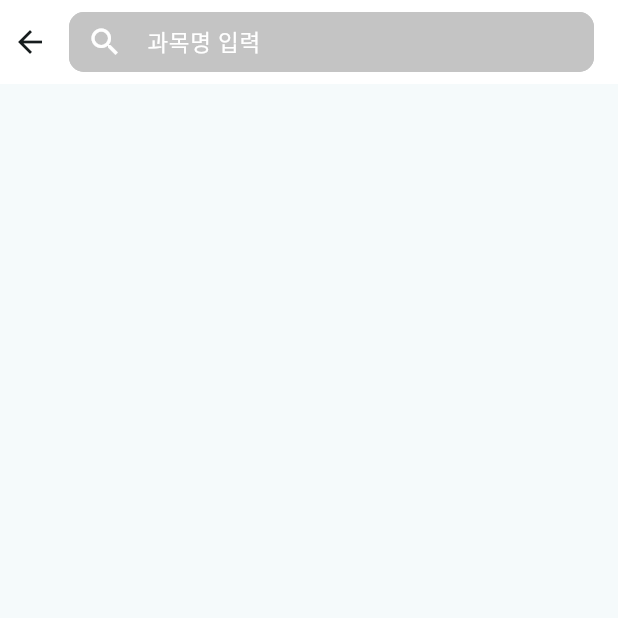
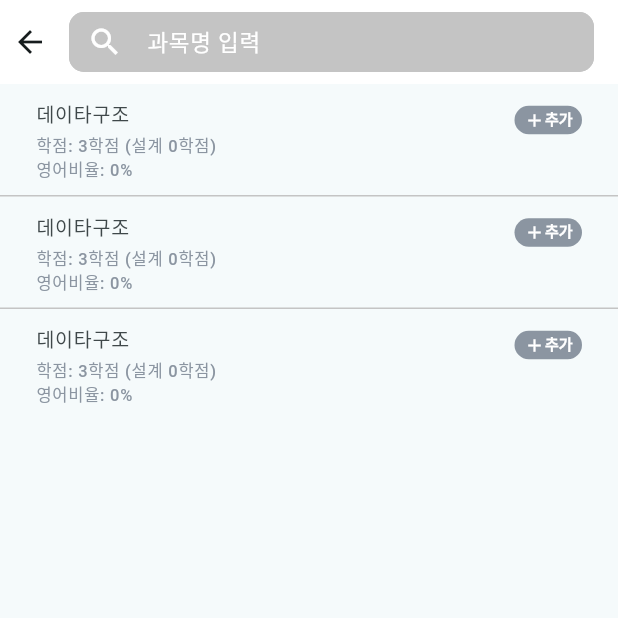
Before and after one commit to hanmo2000110/GraduationLion, a Flutter app: the addCoursePage screen opened by its route, on a phone screen of 412 x 824 dp, the top half of it. Run offline on Flutter 3.47's test engine with Material 2 defaults, Android fonts, the phone set to English and light mode, and no system bars; our stand-ins replace cloud_firestore, dots_indicator, firebase_auth, firebase_core, freezed_annotation, get and 1 more; accounts and stored records are empty.

Commit message:
addCourse 화면 수정

```diff
--- a/lib/screen/addCourse.dart
+++ b/lib/screen/addCourse.dart
@@ -1,4 +1,5 @@
 import 'package:flutter/material.dart';
+import 'home.dart';
 
 class addCoursePage extends StatefulWidget {
   const addCoursePage({super.key});
@@ -8,6 +9,27 @@ class addCoursePage extends StatefulWidget {
 }
 
 class addCoursePageState extends State<addCoursePage> {
+  List<Map<String, String>> searchResult = [
+    {
+      'course': '데이타구조',
+      'grade': '3학점',
+      'english': '0',
+      'designGrade': '0학점',
+    },
+    {
+      'course': '데이타구조',
+      'grade': '3학점',
+      'english': '0',
+      'designGrade': '0학점',
+    },
+    {
+      'course': '데이타구조',
+      'grade': '3학점',
+      'english': '0',
+      'designGrade': '0학점',
+    },
+  ];
+
   @override
   Widget build(BuildContext context) {
     return Scaffold(
@@ -52,6 +74,70 @@ class addCoursePageState extends State<addCoursePage> {
           ),
           ),
         ),
+      body: ListView.separated(
+        shrinkWrap: true,
+        itemCount: searchResult.length,
+        itemBuilder: (context, i) {
+          return SizedBox(
+            height: 75,
+            child: ListTile(
+            contentPadding: const EdgeInsets.symmetric(horizontal: 24, vertical: 10),
+            leading: Column(
+              crossAxisAlignment: CrossAxisAlignment.start,
+              children: [
+                Text(
+                  '${searchResult[i]['course']}',
+                  style: const TextStyle(fontWeight: FontWeight.w500, fontSize: 13),
+                ),
+                const Padding(padding: EdgeInsets.only(top: 4)),
+                Text(
+                  '학점: ${searchResult[i]['grade']} (설계 ${searchResult[i]['designGrade']})\n영어비율: ${searchResult[i]['english']}%',
+                  style: const TextStyle(
+                      fontWeight: FontWeight.w500,
+                      fontSize: 11,
+                      color: Color(0xff8B95A1),
+                      height: 1.4),
+                ),
+              ],
+            ),
+              trailing: Container(
+                margin: const EdgeInsets.only(bottom: 28),
+                height: 19,
+                width: 45,
+                child: ElevatedButton(
+                  onPressed: () {},
+                  style: ElevatedButton.styleFrom(
+                      elevation: 0.0,
+                      minimumSize: Size.zero,
+                      padding: EdgeInsets.zero,
+                      backgroundColor: const Color(0xff8B95A1),
+                      textStyle: const TextStyle(
+                          color: Colors.white,
+                          fontWeight: FontWeight.w600,
+                          fontSize: 12)),
+                  child: const Row(
+                    mainAxisAlignment: MainAxisAlignment.center,
+                    children: [
+                      Icon(
+                        Icons.add,
+                        size: 14,
+                        color: Colors.white,
+                      ),
+                      Text("추가",
+                          style: TextStyle(
+                              height: 1,
+                              color: Colors.white,
+                              fontWeight: FontWeight.w600,
+                              fontSize: 10)),
+                    ],
+                  ),
+                ),
+              ),
+            ),
+          );
+        },
+        separatorBuilder: (BuildContext context, int index) => divider(),
+      ),
     );
   }
 }
```
